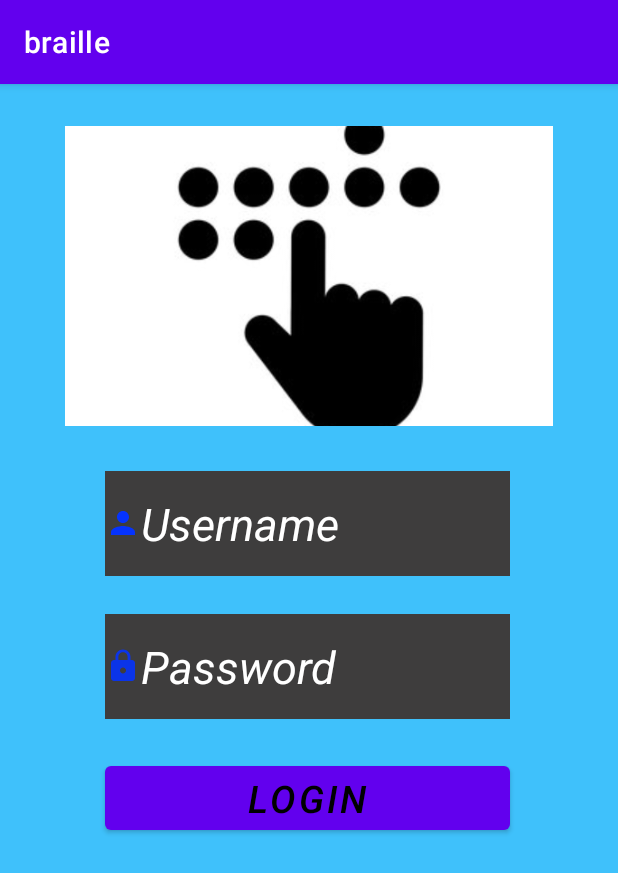
After one commit to Madhujayanthi/braille, an Android app: the loginActivity screen opened directly, with no data from a screen before it, on a phone screen of 412 x 824 dp. The commit adds this screen. Shown: the top 873 px of the screen. Run offline under Robolectric (Android 15) with nearby library versions, the phone set to English and light mode, and no system bars.

Commit message:
first update

```diff
--- a/app/src/main/AndroidManifest.xml
+++ b/app/src/main/AndroidManifest.xml
@@ -9,6 +9,8 @@
         android:roundIcon="@mipmap/ic_launcher_round"
         android:supportsRtl="true"
         android:theme="@style/Theme.Braille">
+        <activity android:name=".loginActivity"></activity>
+        <activity android:name=".splashScreen" />
         <activity android:name=".MainActivity">
             <intent-filter>
                 <action android:name="android.intent.action.MAIN" />
--- /dev/null
+++ b/app/src/main/java/com/example/braille/loginActivity.java
@@ -0,0 +1,34 @@
+package com.example.braille;
+
+import androidx.appcompat.app.AppCompatActivity;
+
+import android.content.Intent;
+import android.os.Bundle;
+import android.view.View;
+import android.widget.Button;
+import android.widget.EditText;
+
+public class loginActivity extends AppCompatActivity {
+
+    EditText username,password;
+    Button login;
+
+    @Override
+    protected void onCreate(Bundle savedInstanceState) {
+        super.onCreate(savedInstanceState);
+        setContentView(R.layout.activity_login);
+
+        username = findViewById(R.id.username);
+        password = findViewById(R.id.password);
+        login = findViewById(R.id.login);
+
+        login.setOnClickListener(new View.OnClickListener() {
+            @Override
+            public void onClick(View v) {
+                Intent login=new Intent(loginActivity.this,MainActivity.class);
+                startActivity(login);
+                finish();
+            }
+        });
+    }
+}
--- /dev/null
+++ b/app/src/main/java/com/example/braille/splashScreen.java
@@ -0,0 +1,27 @@
+package com.example.braille;
+
+import androidx.appcompat.app.AppCompatActivity;
+
+import android.content.Intent;
+import android.os.Bundle;
+import android.os.Handler;
+
+public class splashScreen extends AppCompatActivity {
+
+    @Override
+    protected void onCreate(Bundle savedInstanceState) {
+        super.onCreate(savedInstanceState);
+        setContentView(R.layout.activity_splash_screen);
+
+        new Handler().postDelayed(new Runnable(){
+
+
+            @Override
+            public void run() {
+                Intent i = new Intent(splashScreen.this,loginActivity.class);
+                startActivity(i);
+                finish();
+            }
+        },5000);
+    }
+}
--- /dev/null
+++ b/app/src/main/res/drawable/ic_baseline_lock_24.xml
@@ -0,0 +1,5 @@
+<vector android:alpha="0.89" android:height="24dp"
+    android:tint="#0533FE" android:viewportHeight="24"
+    android:viewportWidth="24" android:width="24dp" xmlns:android="http://schemas.android.com/apk/res/android">
+    <path android:fillColor="@android:color/white" android:pathData="M18,8h-1L17,6c0,-2.76 -2.24,-5 -5,-5S7,3.24 7,6v2L6,8c-1.1,0 -2,0.9 -2,2v10c0,1.1 0.9,2 2,2h12c1.1,0 2,-0.9 2,-2L20,10c0,-1.1 -0.9,-2 -2,-2zM12,17c-1.1,0 -2,-0.9 -2,-2s0.9,-2 2,-2 2,0.9 2,2 -0.9,2 -2,2zM15.1,8L8.9,8L8.9,6c0,-1.71 1.39,-3.1 3.1,-3.1 1.71,0 3.1,1.39 3.1,3.1v2z"/>
+</vector>
--- /dev/null
+++ b/app/src/main/res/drawable/ic_baseline_person_24.xml
@@ -0,0 +1,5 @@
+<vector android:height="24dp" android:tint="#0533FE"
+    android:viewportHeight="24" android:viewportWidth="24"
+    android:width="24dp" xmlns:android="http://schemas.android.com/apk/res/android">
+    <path android:fillColor="@android:color/white" android:pathData="M12,12c2.21,0 4,-1.79 4,-4s-1.79,-4 -4,-4 -4,1.79 -4,4 1.79,4 4,4zM12,14c-2.67,0 -8,1.34 -8,4v2h16v-2c0,-2.66 -5.33,-4 -8,-4z"/>
+</vector>
--- /dev/null
+++ b/app/src/main/res/layout/activity_login.xml
@@ -0,0 +1,63 @@
+<?xml version="1.0" encoding="utf-8"?>
+<androidx.appcompat.widget.LinearLayoutCompat
+    xmlns:android="http://schemas.android.com/apk/res/android"
+    xmlns:app="http://schemas.android.com/apk/res-auto"
+    xmlns:tools="http://schemas.android.com/tools"
+    android:layout_width="match_parent"
+    android:layout_height="match_parent"
+    android:orientation="vertical"
+    android:background="#3FC1FB"
+    tools:context=".loginActivity">
+
+    <ImageView
+        android:id="@+id/imageView"
+        android:layout_width="325dp"
+        android:layout_height="200dp"
+        android:layout_gravity="center"
+        android:layout_marginTop="28dp"
+        android:scaleType="centerCrop"
+        app:srcCompat="@drawable/loginlogo" />
+
+    <EditText
+        android:id="@+id/username"
+        android:layout_width="270dp"
+        android:layout_height="70dp"
+        android:hint="@string/Username"
+        android:layout_marginTop="30dp"
+        android:background="#3E3D3D"
+        android:drawableLeft="@drawable/ic_baseline_person_24"
+        android:layout_marginLeft="70dp"
+        android:textColorHint="@color/white"
+        android:textAlignment="viewStart"
+        android:textSize="30sp"
+        android:textStyle="italic"/>
+
+    <EditText
+        android:id="@+id/password"
+        android:layout_width="270dp"
+        android:layout_height="70dp"
+        android:hint="@string/Password"
+        android:layout_marginTop="25dp"
+        android:background="#3E3D3D"
+        android:layout_marginLeft="70dp"
+        android:textColorHint="@color/white"
+        android:textSize="30sp"
+        android:textAlignment="viewStart"
+        android:textStyle="italic"
+        android:drawableLeft="@drawable/ic_baseline_lock_24"/>
+
+    <Button
+        android:layout_width="270dp"
+        android:id="@+id/login"
+        android:layout_height="wrap_content"
+        android:text="LOGIN"
+        android:layout_marginTop="25dp"
+        android:layout_marginLeft="70dp"
+        android:textStyle="italic"
+        android:textSize="25sp"
+        android:textColor="@color/black"
+        />
+
+
+
+</androidx.appcompat.widget.LinearLayoutCompat>
--- /dev/null
+++ b/app/src/main/res/layout/activity_splash_screen.xml
@@ -0,0 +1,12 @@
+<?xml version="1.0" encoding="utf-8"?>
+<androidx.appcompat.widget.LinearLayoutCompat
+    xmlns:android="http://schemas.android.com/apk/res/android"
+    xmlns:app="http://schemas.android.com/apk/res-auto"
+    xmlns:tools="http://schemas.android.com/tools"
+    android:layout_width="400dp"
+    android:layout_height="350dp"
+    android:background="@drawable/braillelogo"
+    android:layout_gravity="center"
+    tools:context=".splashScreen">
+
+</androidx.appcompat.widget.LinearLayoutCompat>
--- a/app/src/main/res/values/strings.xml
+++ b/app/src/main/res/values/strings.xml
@@ -1,3 +1,5 @@
 <resources>
     <string name="app_name">braille</string>
+    <string name="Username">Username</string>
+    <string name="Password">Password</string>
 </resources>
--- a/build.gradle
+++ b/build.gradle
@@ -5,7 +5,7 @@ buildscript {
         jcenter()
     }
     dependencies {
-        classpath 'com.android.tools.build:gradle:4.2.2'
+        classpath 'com.android.tools.build:gradle:4.0.1'
         classpath 'com.google.gms:google-services:4.3.5'
 
         // NOTE: Do not place your application dependencies here; they belong
```
Also changed, not shown: app/src/main/res/drawable/braillelogo.jpg (added), app/src/main/res/drawable/loginlogo.jpg (added).
